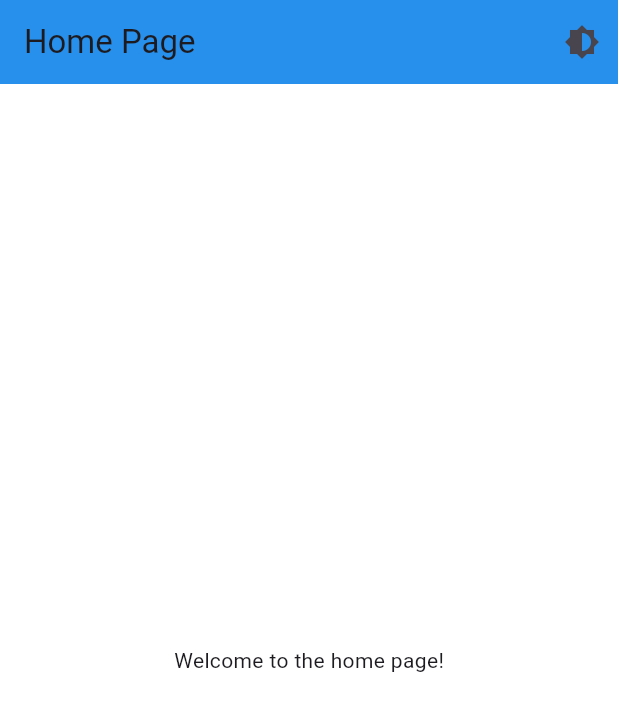
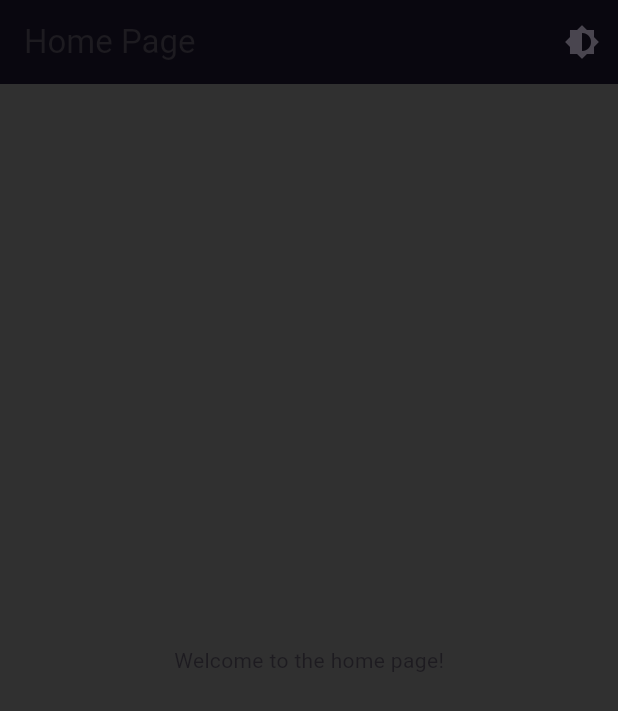
Before and after one commit to BalakrishnanPT/FlutterSamples, a Flutter app: the screen it shows after launch, after a tap on the "brightness 6" icon, on a phone screen of 412 x 824 dp. Shown: the top 711 px of the screen. Run offline on Flutter 3.47's test engine with Material 3 defaults, Android fonts, the phone set to English and light mode, and no system bars; Roboto replaces fonts that are missing (Arial).

Commit message:
Theme toggle option 1

```diff
--- a/lib/home.dart
+++ b/lib/home.dart
@@ -1,4 +1,5 @@
 import 'package:flutter/material.dart';
+import 'package:sample1/theme_manager.dart';
 
 class HomePage extends StatelessWidget {
   const HomePage({super.key});
@@ -9,9 +10,12 @@ class HomePage extends StatelessWidget {
       appBar: AppBar(
         title: const Text('Home Page'),
         actions: <Widget>[
-          IconButton(icon: const Icon(Icons.brightness_6), onPressed: () => {
-
-          }),
+          IconButton(
+              icon: const Icon(Icons.brightness_6),
+              onPressed: () => {
+                    ThemeManager.toggleTheme(
+                        context) // Call the toggleTheme method
+                  }),
         ],
       ),
       body: const Center(
--- a/lib/main.dart
+++ b/lib/main.dart
@@ -1,6 +1,7 @@
 import 'package:flutter/material.dart';
 import 'package:sample1/home.dart';
 import 'package:sample1/theme.dart';
+import 'package:sample1/theme_manager.dart';
 
 void main() {
   runApp(const MyApp());
@@ -16,6 +17,7 @@ class MyApp extends StatelessWidget {
       title: 'Flutter Demo',
       theme: AppTheme.lightTheme, // Use the light theme
       darkTheme: AppTheme.darkTheme, // Optional: Use the dark theme
+      themeMode: ThemeManager.getCurrentTheme(), // Use the ThemeManager
       home: const HomePage(),
     );
   }
--- /dev/null
+++ b/lib/theme_manager.dart
@@ -0,0 +1,27 @@
+import 'package:flutter/material.dart';
+import 'package:sample1/main.dart';
+
+ThemeMode currentTheme = ThemeMode.light; // Initial theme
+
+class ThemeManager {
+  static ThemeMode getCurrentTheme() {
+    return currentTheme;
+  }
+
+  static void toggleTheme(BuildContext context) {
+    currentTheme =
+        currentTheme == ThemeMode.light ? ThemeMode.dark : ThemeMode.light;
+
+    // Rebuild the MaterialApp to apply the new theme
+    void rebuild(BuildContext context) {
+      Navigator.of(context).pushAndRemoveUntil(
+        MaterialPageRoute(
+          builder: (BuildContext context) => const MyApp(),
+        ),
+        (Route<dynamic> route) => false,
+      );
+    }
+
+    rebuild(context);
+  }
+}
```
